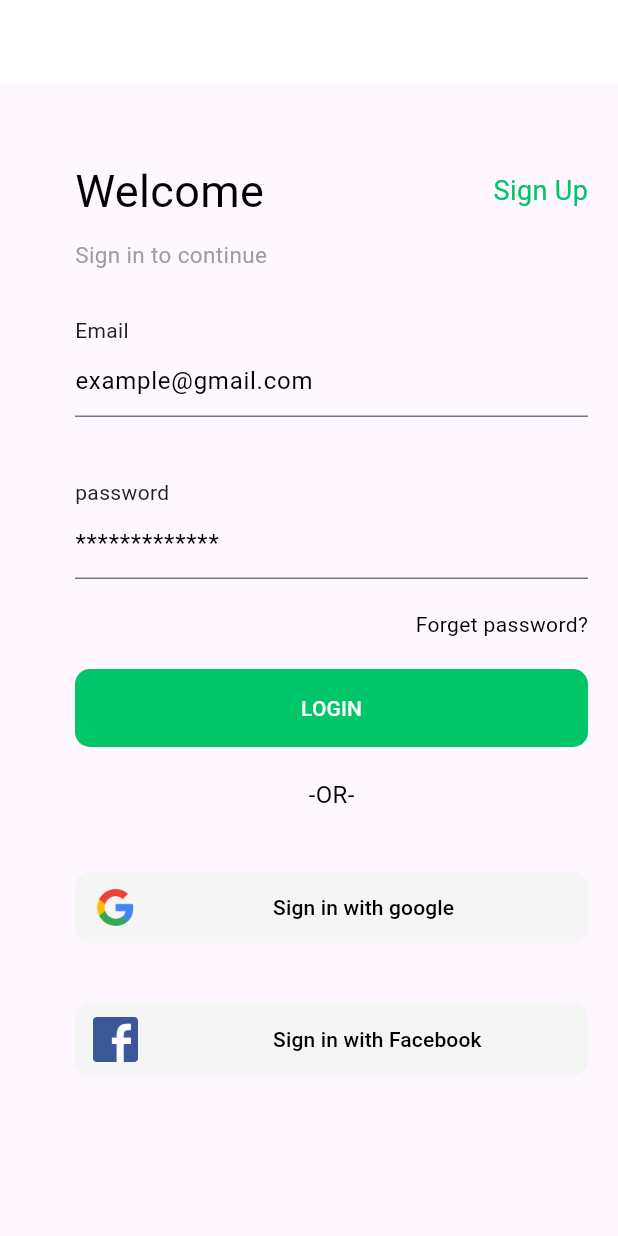
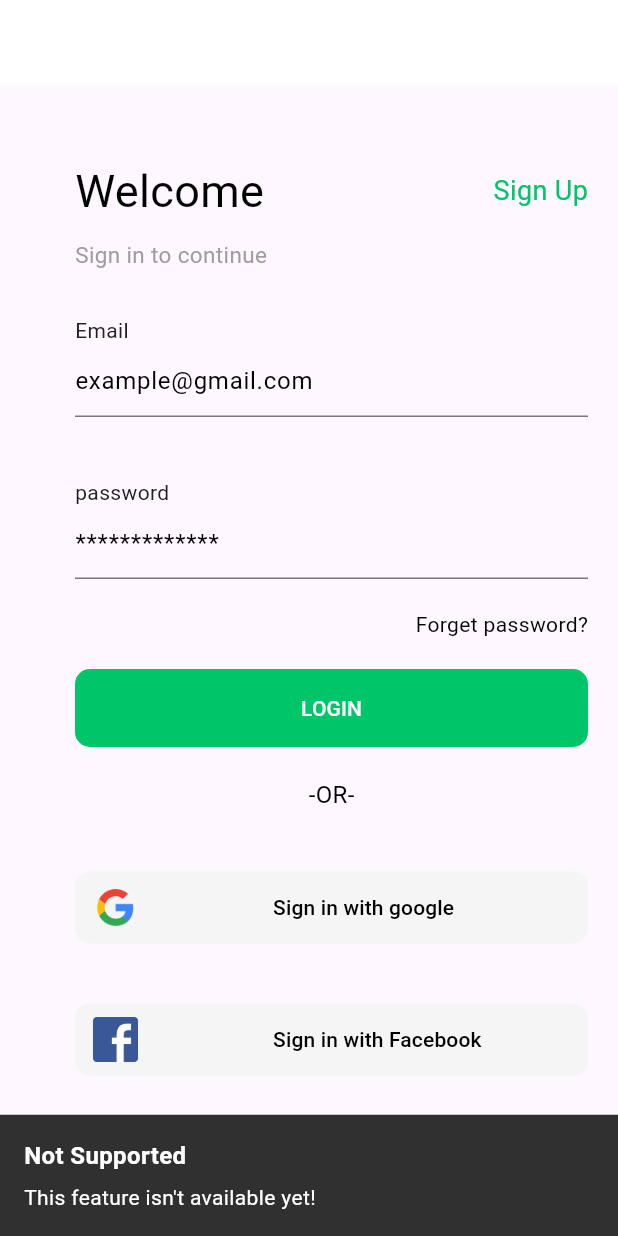
Before and after one commit to omer358/e-commerce-flutter-app, a Flutter app: the screen it shows after launch, after a tap on "Sign in with Facebook", on a phone screen of 412 x 824 dp. Run offline on Flutter 3.47's test engine with Material 3 defaults, Android fonts, the phone set to English and light mode, and no system bars; our stand-ins replace firebase_auth, firebase_core, get, google_sign_in; missing offline and left inert: flutter_login_facebook; accounts and stored records are empty.

Commit message:
initiate facebook login method
the facebook impl isn't yet available

```diff
--- a/lib/view/auth/login_screen.dart
+++ b/lib/view/auth/login_screen.dart
@@ -23,6 +23,7 @@ class LoginScreen extends GetWidget<AuthViewModel> {
           right: 20,
           left: 50,
         ),
+        child: SingleChildScrollView(
           child: Column(
             children: [
               const Row(
@@ -95,15 +96,24 @@ class LoginScreen extends GetWidget<AuthViewModel> {
                 imageName: "assets/images/google.png",
                 text: "Sign in with google",
               ),
-            const SizedBox(height: 40,),
+              const SizedBox(
+                height: 40,
+              ),
               CustomButtonSocial(
-              onPressed: () {},
+                onPressed: () {
+                  Get.showSnackbar(const GetSnackBar(
+                    title: "Not Supported",
+                    message: "This feature isn't available yet!",
+                  ));
+                  // controller.facebookSignMethod();
+                },
                 imageName: "assets/images/facebook.png",
                 text: "Sign in with Facebook",
               ),
             ],
           ),
         ),
+      ),
     );
   }
 }
--- a/pubspec.yaml
+++ b/pubspec.yaml
@@ -39,6 +39,7 @@ dependencies:
   firebase_core: ^2.24.2
   google_sign_in: ^6.2.1
   firebase_auth: ^4.16.0
+  flutter_login_facebook: ^1.9.0
 
 dev_dependencies:
   flutter_test:
```
Also changed, not shown: lib/view_model/auth_view_model.dart (+11 -0 lines), pubspec.lock, 3 other files. Lines whose indentation alone changed are shown as unchanged.
